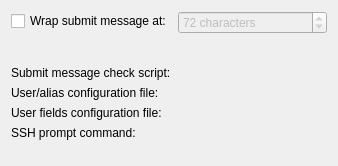
Qt form src/plugins/vcsbase/commonsettingspage.ui (qt-creator/qt-creator) before a commit.
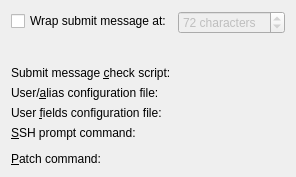
The same form after that commit. Custom widgets are drawn as their Qt base class.

What changed in the file:
```diff
--- a/src/plugins/vcsbase/commonsettingspage.ui
+++ b/src/plugins/vcsbase/commonsettingspage.ui
@@ -2,15 +2,10 @@
 <ui version="4.0">
  <class>CommonSettingsPage</class>
  <widget class="QWidget" name="CommonSettingsPage">
-  <property name="geometry">
-   <rect>
-    <x>0</x>
-    <y>0</y>
-    <width>338</width>
-    <height>166</height>
-   </rect>
-  </property>
   <layout class="QFormLayout" name="formLayout">
+   <property name="fieldGrowthPolicy">
+    <enum>QFormLayout::ExpandingFieldsGrow</enum>
+   </property>
    <item row="0" column="0">
     <widget class="QCheckBox" name="lineWrapCheckBox">
      <property name="text">
@@ -56,7 +51,10 @@
       <string>An executable which is called with the submit message in a temporary file as first argument. It should return with an exit != 0 and a message on standard error to indicate failure.</string>
      </property>
      <property name="text">
-      <string>Submit message check script:</string>
+      <string>Submit message &amp;check script:</string>
+     </property>
+     <property name="buddy">
+      <cstring>submitMessageCheckScriptChooser</cstring>
      </property>
     </widget>
    </item>
@@ -70,7 +68,10 @@
 name &lt;email&gt; alias &lt;email&gt;</string>
      </property>
      <property name="text">
-      <string>User/alias configuration file:</string>
+      <string>User/&amp;alias configuration file:</string>
+     </property>
+     <property name="buddy">
+      <cstring>nickNameMailMapChooser</cstring>
      </property>
     </widget>
    </item>
@@ -83,7 +84,10 @@
       <string>A simple file containing lines with field names like &quot;Reviewed-By:&quot; which will be added below the submit editor.</string>
      </property>
      <property name="text">
-      <string>User fields configuration file:</string>
+      <string>User &amp;fields configuration file:</string>
+     </property>
+     <property name="buddy">
+      <cstring>nickNameFieldsFileChooser</cstring>
      </property>
     </widget>
    </item>
@@ -106,6 +110,19 @@
      </property>
     </spacer>
    </item>
+   <item row="7" column="0">
+    <widget class="QLabel" name="patchCommandLabel">
+     <property name="text">
+      <string>&amp;Patch command:</string>
+     </property>
+     <property name="buddy">
+      <cstring>patchChooser</cstring>
+     </property>
+    </widget>
+   </item>
+   <item row="7" column="1">
+    <widget class="Utils::PathChooser" name="patchChooser"/>
+   </item>
    <item row="5" column="0">
     <widget class="QLabel" name="sshPromptLabel">
      <property name="toolTip">
@@ -113,7 +130,10 @@
 should a repository require SSH-authentication (see documentation on SSH and the environment variable SSH_ASKPASS).</string>
      </property>
      <property name="text">
-      <string>SSH prompt command:</string>
+      <string>&amp;SSH prompt command:</string>
+     </property>
+     <property name="buddy">
+      <cstring>sshPromptChooser</cstring>
      </property>
     </widget>
    </item>
```
Left out of the diff: 12 changed lines with no effect on the pictures.
